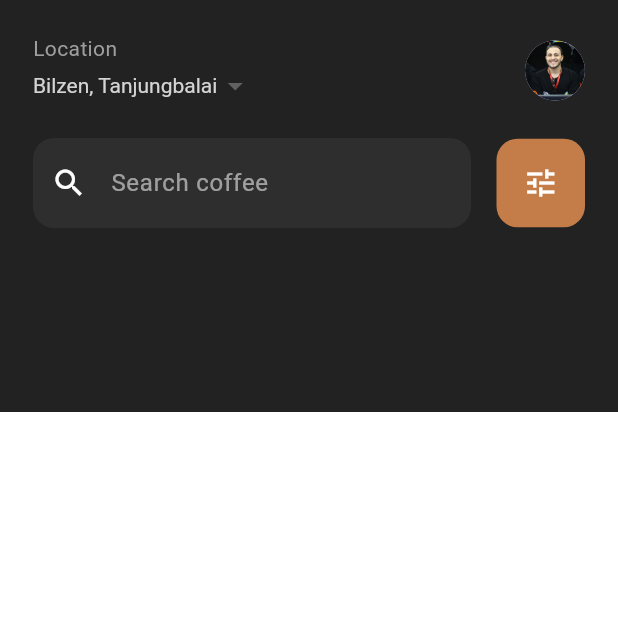
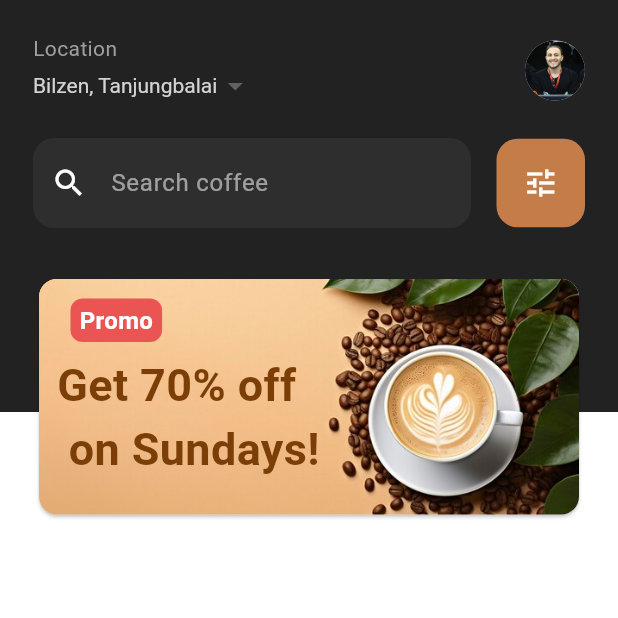
Before and after one commit to abdelaziz2642004/CofeeApp, a Flutter app: the screen it shows after launch, on a phone screen of 412 x 824 dp, the top half of it. Run offline on Flutter 3.47's test engine with Material 3 defaults, Android fonts, the phone set to English and light mode, and no system bars.

Commit message:
added a card with different offer

```diff
--- /dev/null
+++ b/lib/Screens/Home_Screen/HelpingWidgets (UpperPart)/CoffeeCard.dart
@@ -0,0 +1,57 @@
+import 'package:flutter/material.dart';
+
+class Coffeecard extends StatelessWidget {
+  const Coffeecard({super.key});
+
+  @override
+  Widget build(BuildContext context) {
+    return Stack(
+      children: [
+        SizedBox(
+          height: 165,
+          width: 400,
+          child: Card(
+            clipBehavior: Clip.antiAlias,
+            child: Image.asset("assets/images/4.jpeg", fit: BoxFit.cover),
+          ),
+        ),
+        Positioned(
+          top: 17,
+          left: 25,
+          child: Container(
+            padding: const EdgeInsets.symmetric(horizontal: 6, vertical: 3),
+            decoration: BoxDecoration(
+              color: Color(0xffea5554),
+              borderRadius: BorderRadius.circular(8),
+            ),
+            child: const Text(
+              "Promo",
+              style: TextStyle(
+                color: Colors.white,
+                fontWeight: FontWeight.bold,
+                fontSize: 16,
+              ),
+            ),
+          ),
+        ),
+
+        Positioned(
+          top: 50,
+          left: 10,
+          child: Container(
+            padding: const EdgeInsets.symmetric(horizontal: 6, vertical: 3),
+            decoration: BoxDecoration(borderRadius: BorderRadius.circular(8)),
+            child: const Text(
+              "Get 70% off \n on Sundays!",
+              style: TextStyle(
+                color: Color.fromARGB(255, 122, 62, 6),
+                fontWeight: FontWeight.bold,
+                fontSize: 30,
+              ),
+            ),
+          ),
+        ),
+      ],
+    );
+  }
+}
--- a/lib/Screens/Home_Screen/HelpingWidgets (UpperPart)/background_layout.dart
+++ b/lib/Screens/Home_Screen/HelpingWidgets (UpperPart)/background_layout.dart
@@ -8,10 +8,11 @@ class BackgroundLayout extends StatelessWidget {
     return Column(
       children: [
         Expanded(
+          flex: 11,
           child: Container(color: const Color(0xFF222222)), // Top half
         ),
         Expanded(
-          flex: 2,
+          flex: 25,
           child: Container(color: Colors.white), // Bottom half
         ),
       ],
--- a/lib/Screens/Home_Screen/home_screen.dart
+++ b/lib/Screens/Home_Screen/home_screen.dart
@@ -1,4 +1,5 @@
 import 'package:flutter/material.dart';
+import 'package:prj/Screens/Home_Screen/HelpingWidgets%20(UpperPart)/CoffeeCard.dart';
 import 'package:prj/Screens/Home_Screen/HelpingWidgets%20(UpperPart)/searchBar.dart';
 import 'package:prj/Screens/Home_Screen/HelpingWidgets%20(UpperPart)/background_layout.dart';
 import 'package:prj/Screens/Home_Screen/HelpingWidgets%20(UpperPart)/locationDropDown.dart';
@@ -33,6 +34,10 @@ class _MyHomePageState extends State<MyHomePage> {
                   ),
                   SizedBox(height: 20),
                   searchBar(),
+                  SizedBox(height: 30),
+
+                  // turn this into a stack with promo and other texts
+                  Coffeecard(),
                 ],
               ),
             ),
--- a/pubspec.yaml
+++ b/pubspec.yaml
@@ -62,6 +62,7 @@ flutter:
     - assets/images/1.jpeg
     - assets/images/2.jpeg
     - assets/images/3.jpeg
+    - assets/images/4.jpeg
     - assets/images/Profile.png
 
 
```
Also changed, not shown: assets/images/4.jpeg (added), lib/Screens/Home_Screen/HelpingWIdgets(LeftPart)/List.dart (added).
